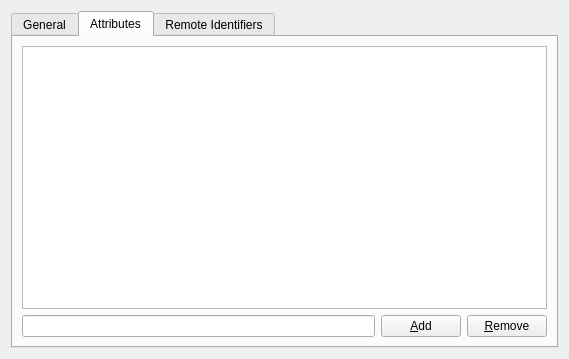
Qt form akonadiconsole/tagpropertiesdialog.ui (KDE/kdepim) before a commit.
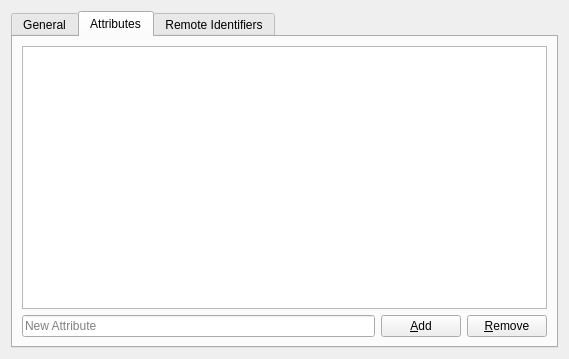
The same form after that commit. The open tabs and pages were chosen to show the change. Custom widgets are drawn as their Qt base class.

The edit to the form file:
```diff
--- a/akonadiconsole/tagpropertiesdialog.ui
+++ b/akonadiconsole/tagpropertiesdialog.ui
@@ -81,7 +81,7 @@
       <layout class="QGridLayout" name="gridLayout_2">
        <item row="1" column="0">
         <widget class="KLineEdit" name="newAttrEdit">
-         <property name="clickMessage">
+         <property name="placeholderText">
           <string>New Attribute</string>
          </property>
         </widget>
```
